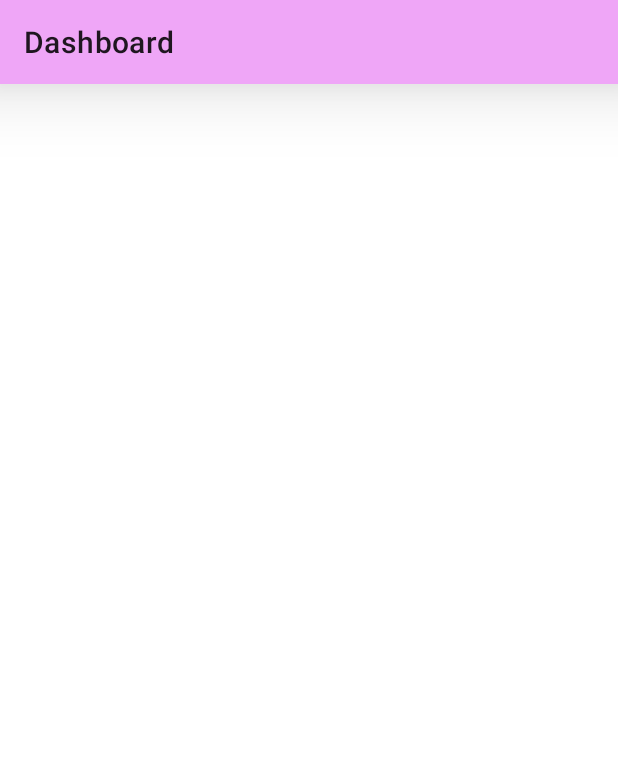
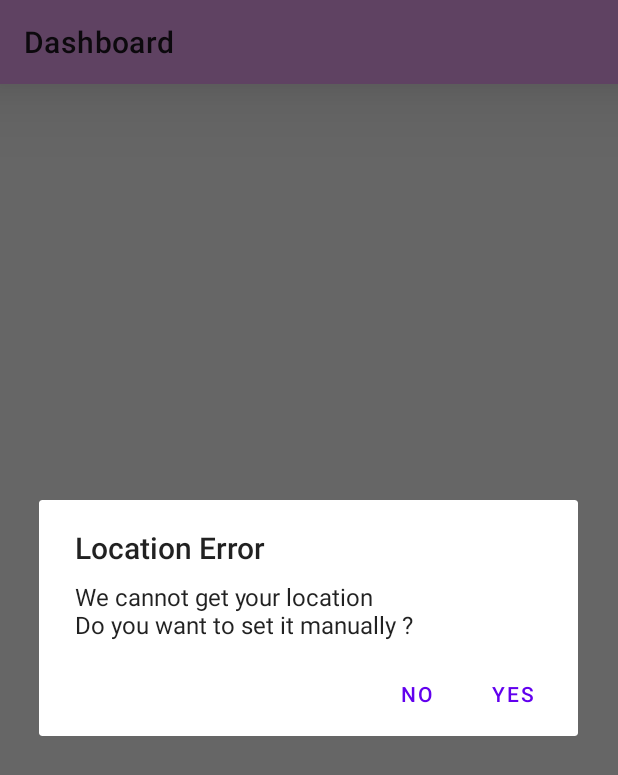
Before and after one commit to sukhdeepsumit/DonateEasy, an Android app: the DisplayNGO screen opened directly, with no data from a screen before it, on a phone screen of 412 x 824 dp. Shown: the top 775 px of the screen. Run offline under Robolectric (Android 15) with nearby library versions, the phone set to English and light mode, and no system bars; our stand-ins replace Firebase (no records; nobody signed in at launch, a user with empty details on screens opened directly); libraries missing offline, so code that uses them is left out: io.nlopez.smartlocation; Roboto replaces fonts that are not available here; 1 statement that could not run was skipped.

Commit message:
changes to get location

```diff
--- a/app/src/main/java/com/app_devs/DonateEasy/ApiInterface.java
+++ b/app/src/main/java/com/app_devs/DonateEasy/ApiInterface.java
@@ -17,5 +17,7 @@ public interface ApiInterface {
 
 
     @GET("distancematrix/json") // origins/destinations:  LatLng as string
-    Call<ResultantDistanceMatrix> getDistance(@Query("key") String key, @Query("origins") String origins, @Query("destinations") String destinations);
+    Call<ResultantDistanceMatrix> getDistance(@Query("key") String key,
+                                              @Query("origins") String origins,
+                                              @Query("destinations") String destinations);
 }
--- a/app/src/main/java/com/app_devs/DonateEasy/Users/DisplayNGO.java
+++ b/app/src/main/java/com/app_devs/DonateEasy/Users/DisplayNGO.java
@@ -12,12 +12,17 @@ import android.content.Intent;
 import android.content.pm.PackageManager;
 import android.os.Build;
 import android.os.Bundle;
+import android.util.Log;
 import android.widget.Toast;
 
 import com.app_devs.DonateEasy.ApiInterface;
+import com.app_devs.DonateEasy.MyProfile;
 import com.app_devs.DonateEasy.PlacesPOJO;
 import com.app_devs.DonateEasy.R;
+import com.google.android.gms.maps.model.Dash;
 import com.google.android.gms.maps.model.LatLng;
+import com.google.firebase.auth.FirebaseAuth;
+import com.google.firebase.firestore.FirebaseFirestore;
 
 import java.util.ArrayList;
 import java.util.List;
@@ -36,6 +41,7 @@ public class DisplayNGO extends AppCompatActivity {
     private ArrayList<String> permissionsRejected = new ArrayList<>();
     private ArrayList<String> permissions = new ArrayList<>();
     private final static int ALL_PERMISSIONS_RESULT = 101;
+
     List<StoreModel> storeModels;
     ApiInterface apiService;
 
@@ -44,6 +50,8 @@ public class DisplayNGO extends AppCompatActivity {
 
     RecyclerView recyclerView;
     List<PlacesPOJO.CustomA> results;
+
+    FirebaseFirestore firebaseFirestore = FirebaseFirestore.getInstance();;
 
     @Override
     protected void onCreate(Bundle savedInstanceState) {
@@ -58,12 +66,10 @@ public class DisplayNGO extends AppCompatActivity {
         if (Build.VERSION.SDK_INT >= Build.VERSION_CODES.M) {
             if (permissionsToRequest.size() > 0) {
                 requestPermissions(permissionsToRequest.toArray(new String[permissionsToRequest.size()]), ALL_PERMISSIONS_RESULT);
-            }
-            else {
+            } else {
                 fetchLocation();
             }
-        }
-        else {
+        } else {
             fetchLocation();
         }
 
@@ -170,7 +176,7 @@ public class DisplayNGO extends AppCompatActivity {
                     if (Build.VERSION.SDK_INT >= Build.VERSION_CODES.M) {
                         if (shouldShowRequestPermissionRationale(permissionsRejected.get(0))) {
                             showMessageOKCancel(
-                                    (DialogInterface.OnClickListener) (dialog, which) -> {
+                                    (dialog, which) -> {
                                         if (Build.VERSION.SDK_INT >= Build.VERSION_CODES.M) {
                                             requestPermissions(permissionsRejected.toArray(new String[permissionsRejected.size()]), ALL_PERMISSIONS_RESULT);
                                         }
@@ -232,10 +238,48 @@ public class DisplayNGO extends AppCompatActivity {
             }
 
             @Override
-            public void onFailure(Call<ResultantDistanceMatrix> call, Throwable t) {
-                call.cancel();
-            }
+            public void onFailure(Call<ResultantDistanceMatrix> call, Throwable t) { call.cancel(); }
         });
+    }
 
+    private void checkUserExists() {
+        firebaseFirestore.collection("Users")
+                .document(FirebaseAuth.getInstance().getCurrentUser().getUid())
+                .get()
+                .addOnCompleteListener(task -> {
+                    if (task.isSuccessful()) {
+                        if (!task.getResult().exists()) {
+                            messageAlert();
+                        }
+                    }
+                });
+    }
+
+    private void messageAlert() {
+        new AlertDialog.Builder(this)
+                .setTitle("Location Error")
+                .setMessage("We cannot get your location\nDo you want to set it manually ?")
+                .setPositiveButton("YES", (dialogInterface, i) -> {
+                    startActivity(new Intent(getApplicationContext(), MyProfile.class));
+                    finish();
+                })
+                .setNegativeButton("NO", (dialogInterface, i) -> {
+                    startActivity(new Intent(getApplicationContext(), Dashboard.class));
+                    finish();
+                })
+                .show();
+    }
+
+    @Override
+    protected void onStart() {
+        super.onStart();
+        checkUserExists();
+    }
+
+    @Override
+    public void onBackPressed() {
+        super.onBackPressed();
+        startActivity(new Intent(getApplicationContext(), Dashboard.class));
+        finish();
     }
 }
```
Also changed, not shown: app/src/main/AndroidManifest.xml (+4 -3 lines), app/src/main/java/com/app_devs/DonateEasy/MyProfile.java (added, +24 -0 lines), app/src/main/java/com/app_devs/DonateEasy/Users/Dashboard.java (+2 -8 lines), app/src/main/res/layout/activity_dashboard.xml (+6 -6 lines), app/src/main/res/layout/activity_my_profile.xml (added, +9 -0 lines).
